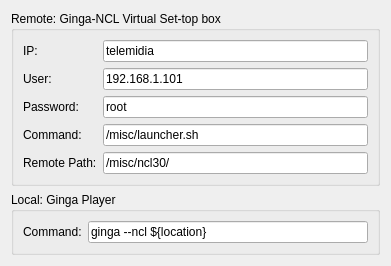
TeleMidia/nclcomposer, file composer-gui/ui/RunGingaConfig.ui: the form before one commit.
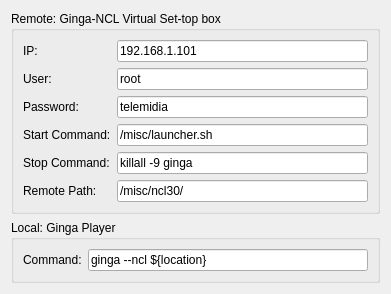
The form after the commit.

Commit message:
[gui] maint: Add STOP action for remote execution.
* Composer.pro: Likewise.
* include/ComposerMainWindow.h: Likewise.
* src/ComposerMainWindow.cpp: Likewise.
* include/RunRemoteGingaVM.h: Likewise.
* src/RunRemoteGingaVM.cpp: Likewise.
* include/SimpleSSHClient.h: Likewise.
* src/SimpleSSHClient.cpp: Likewise.  Also add code for libcrypt
  thread safe.
* src/RunGingaConfig.cpp: Add stop command for settings.
* ui/ComposerMainWindow.ui: Likewise.
* ui/RunGingaConfig.ui: Likewise.

Patch:
```diff
--- a/composer-gui/ui/RunGingaConfig.ui
+++ b/composer-gui/ui/RunGingaConfig.ui
@@ -49,7 +49,7 @@
         <item row="5" column="0">
          <widget class="QLabel" name="label_5">
           <property name="text">
-           <string>Command:</string>
+           <string>Start Command:</string>
           </property>
          </widget>
         </item>
@@ -69,7 +69,7 @@
            <enum>Qt::StrongFocus</enum>
           </property>
           <property name="text">
-           <string>192.168.1.101</string>
+           <string>root</string>
           </property>
          </widget>
         </item>
@@ -79,7 +79,7 @@
            <enum>Qt::StrongFocus</enum>
           </property>
           <property name="text">
-           <string>root</string>
+           <string>telemidia</string>
           </property>
          </widget>
         </item>
@@ -89,24 +89,38 @@
            <enum>Qt::StrongFocus</enum>
           </property>
           <property name="text">
-           <string>telemidia</string>
+           <string>192.168.1.101</string>
           </property>
          </widget>
         </item>
-        <item row="6" column="0">
+        <item row="7" column="0">
          <widget class="QLabel" name="label_6">
           <property name="text">
            <string>Remote Path:</string>
           </property>
          </widget>
         </item>
-        <item row="6" column="1">
+        <item row="7" column="1">
          <widget class="QLineEdit" name="lineEdit_RemotePath">
           <property name="text">
            <string>/misc/ncl30/</string>
           </property>
          </widget>
         </item>
+        <item row="6" column="1">
+         <widget class="QLineEdit" name="lineEdit_RemoteStopCmd">
+          <property name="text">
+           <string>killall -9 ginga</string>
+          </property>
+         </widget>
+        </item>
+        <item row="6" column="0">
+         <widget class="QLabel" name="label_7">
+          <property name="text">
+           <string>Stop Command:</string>
+          </property>
+         </widget>
+        </item>
        </layout>
       </item>
      </layout>
```
The commit also changes 9 other files.
